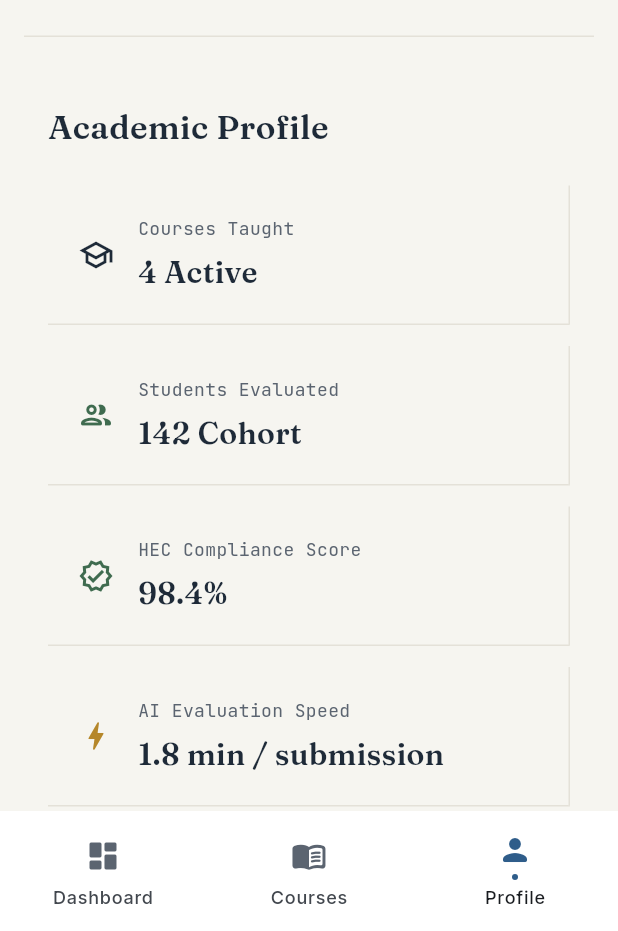
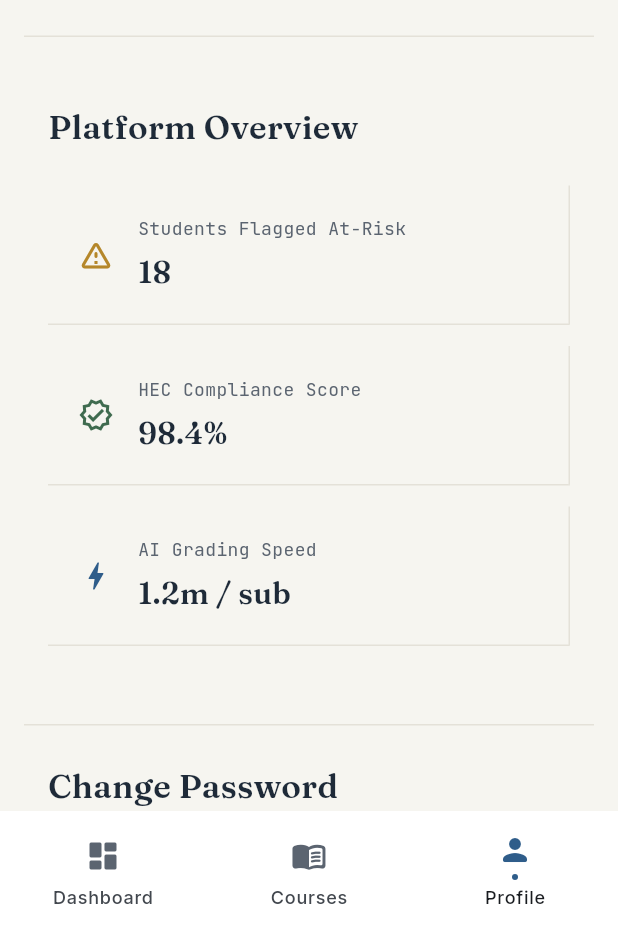
Before and after one commit to YasinAsif/professor-os, a Flutter app: the ProfileScreen screen opened by its route, on a phone screen of 412 x 824 dp, the part 305-1236 px from its top. Run offline on Flutter 3.47's test engine with Material 3 defaults, Android fonts, the phone set to English and light mode, and no system bars; our stand-ins replace dio, file_picker, fl_chart, flutter_riverpod, flutter_secure_storage, go_router and 3 more; missing offline and left inert: flutter_quill; accounts and stored records are empty.

Commit message:
feat: Add Role-Based Profiles and Android APK

```diff
--- a/frontend/lib/features/profile/presentation/profile_screen.dart
+++ b/frontend/lib/features/profile/presentation/profile_screen.dart
@@ -234,8 +234,7 @@ class _ProfileScreenState extends ConsumerState<ProfileScreen> {
 
                 const SizedBox(height: 20),
 
-                // ── Academic Performance Stats ───────────────
-                if (isProf) ...[
+                // ── Performance Metrics by Role ───────────────
                 Container(
                   padding: const EdgeInsets.symmetric(vertical: 24, horizontal: 16),
                   decoration: const BoxDecoration(
@@ -244,37 +243,16 @@ class _ProfileScreenState extends ConsumerState<ProfileScreen> {
                   child: Column(
                     crossAxisAlignment: CrossAxisAlignment.start,
                     children: [
-                        Text('Academic Profile', style: GoogleFonts.fraunces(fontSize: 22, fontWeight: FontWeight.w600, color: AppColors.inkPrimary)),
+                      Text('Platform Overview', style: GoogleFonts.fraunces(fontSize: 22, fontWeight: FontWeight.w600, color: AppColors.inkPrimary)),
                       const SizedBox(height: 24),
-                        if (MediaQuery.sizeOf(context).width < 560) ...[
-                          _academicStatCard('Courses Taught', '4 Active', Icons.school_outlined, AppColors.inkPrimary),
-                          const SizedBox(height: 14),
-                          _academicStatCard('Students Evaluated', '142 Cohort', Icons.people_outline_rounded, AppColors.verified),
-                          const SizedBox(height: 14),
-                          _academicStatCard('HEC Compliance Score', '98.4%', Icons.verified_outlined, AppColors.verified),
-                          const SizedBox(height: 14),
-                          _academicStatCard('AI Evaluation Speed', '1.8 min / submission', Icons.bolt_outlined, AppColors.pending),
-                        ] else ...[
-                          Row(
-                            children: [
-                              Expanded(child: _academicStatCard('Courses Taught', '4 Active', Icons.school_outlined, AppColors.inkPrimary)),
-                              const SizedBox(width: 14),
-                              Expanded(child: _academicStatCard('Students Evaluated', '142 Cohort', Icons.people_outline_rounded, AppColors.verified)),
-                            ],
-                          ),
-                          const SizedBox(height: 14),
-                          Row(
-                            children: [
-                              Expanded(child: _academicStatCard('HEC Compliance Score', '98.4%', Icons.verified_outlined, AppColors.verified)),
-                              const SizedBox(width: 14),
-                              Expanded(child: _academicStatCard('AI Evaluation Speed', '1.8 min / submission', Icons.bolt_outlined, AppColors.pending)),
-                            ],
-                          ),
-                        ],
+                      if (role == 'admin') _buildAdminStats(context),
+                      if (role == 'professor') _buildProfStats(context),
+                      if (role == 'student') _buildStudentStats(context),
+                      if (role == 'ta') _buildTAStats(context),
                     ],
                   ),
                 ),
-                ],
+
 
                 // ── Change Password Form ───────────────
                 Container(
@@ -453,4 +431,64 @@ class _ProfileScreenState extends ConsumerState<ProfileScreen> {
       ),
     );
   }
+
+  Widget _buildAdminStats(BuildContext context) {
+    final isMobile = MediaQuery.sizeOf(context).width < 560;
+    final children = [
+      Expanded(child: _academicStatCard('Total Cohorts Analyzed', '12', Icons.analytics_outlined, AppColors.inkPrimary)),
+      if (!isMobile) const SizedBox(width: 14),
+      Expanded(child: _academicStatCard('Global HEC Sync Status', 'Synced', Icons.sync_rounded, AppColors.verified)),
+      if (!isMobile) const SizedBox(width: 14),
+      Expanded(child: _academicStatCard('AI Model Uptime', '99.9%', Icons.dns_outlined, AppColors.successGreen)),
+    ];
+    return isMobile
+      ? Column(children: children.map((c) => Padding(padding: const EdgeInsets.only(bottom: 14), child: c)).toList())
+      : Row(children: children);
   }
+
+  Widget _buildProfStats(BuildContext context) {
+    final isMobile = MediaQuery.sizeOf(context).width < 560;
+    final row1 = [
+      Expanded(child: _academicStatCard('Students Flagged At-Risk', '18', Icons.warning_amber_rounded, AppColors.pending)),
+      if (!isMobile) const SizedBox(width: 14),
+      Expanded(child: _academicStatCard('HEC Compliance Score', '98.4%', Icons.verified_outlined, AppColors.verified)),
+    ];
+    final row2 = [
+      Expanded(child: _academicStatCard('AI Grading Speed', '1.2m / sub', Icons.bolt_outlined, AppColors.signal)),
+      if (!isMobile) const SizedBox(width: 14),
+      Expanded(child: Container()), // Empty space for alignment
+    ];
+
+    return isMobile
+      ? Column(children: [...row1, ...row2].whereType<Expanded>().map((c) => Padding(padding: const EdgeInsets.only(bottom: 14), child: c)).toList())
+      : Column(children: [Row(children: row1), const SizedBox(height: 14), Row(children: row2)]);
+  }
+
+  Widget _buildStudentStats(BuildContext context) {
+    final isMobile = MediaQuery.sizeOf(context).width < 560;
+    final children = [
+      Expanded(child: _academicStatCard('Overall Competency Index', '82 / 100', Icons.psychology_outlined, AppColors.primaryIndigo)),
+      if (!isMobile) const SizedBox(width: 14),
+      Expanded(child: _academicStatCard('Weakness Areas', '3 Identified', Icons.troubleshoot_rounded, AppColors.pending)),
+      if (!isMobile) const SizedBox(width: 14),
+      Expanded(child: _academicStatCard('Automated Feedback', '45 Processed', Icons.chat_bubble_outline_rounded, AppColors.verified)),
+    ];
+    return isMobile
+      ? Column(children: children.map((c) => Padding(padding: const EdgeInsets.only(bottom: 14), child: c)).toList())
+      : Row(children: children);
+  }
+
+  Widget _buildTAStats(BuildContext context) {
+    final isMobile = MediaQuery.sizeOf(context).width < 560;
+    final children = [
+      Expanded(child: _academicStatCard('Eval Batches Processed', '8 Batches', Icons.batch_prediction_outlined, AppColors.primaryIndigo)),
+      if (!isMobile) const SizedBox(width: 14),
+      Expanded(child: _academicStatCard('Discrepancy vs AI', '2.1%', Icons.compare_arrows_rounded, AppColors.pending)),
+      if (!isMobile) const SizedBox(width: 14),
+      Expanded(child: _academicStatCard('Pending Reviews', '14', Icons.pending_actions_rounded, AppColors.feedbackRed)),
+    ];
+    return isMobile
+      ? Column(children: children.map((c) => Padding(padding: const EdgeInsets.only(bottom: 14), child: c)).toList())
+      : Row(children: children);
+  }
+}
```
Also changed, not shown: 3 other files. Lines whose indentation alone changed are shown as unchanged.
